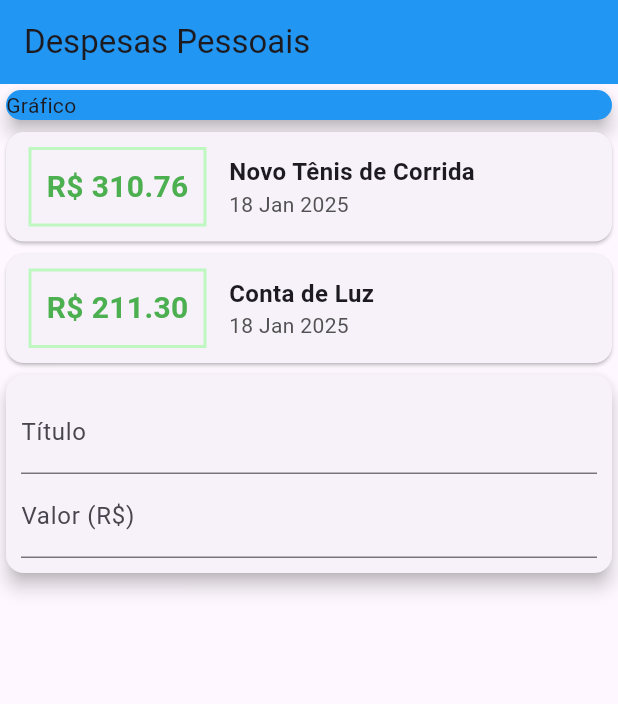
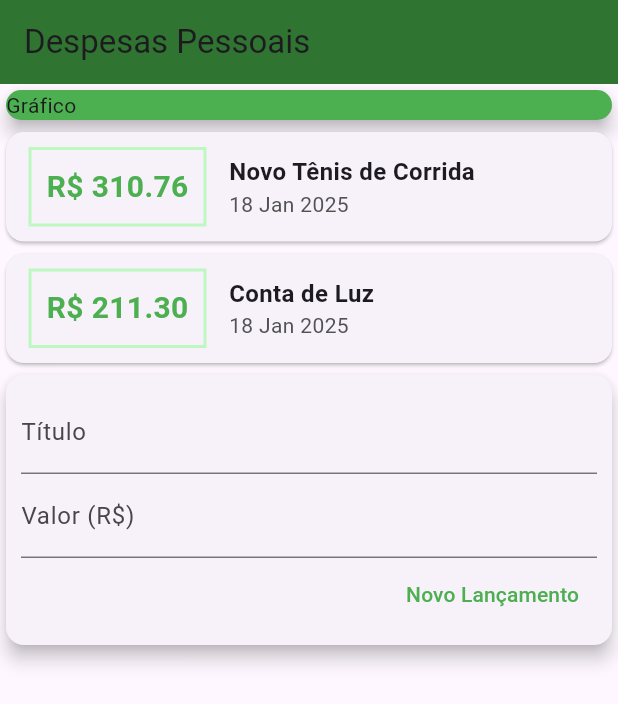
Before and after one commit to ErickFerreiradev/projetoDespesas, a Flutter app: the screen it shows after launch, on a phone screen of 412 x 824 dp. Shown: the top 704 px of the screen. Run offline on Flutter 3.47's test engine with Material 3 defaults, Android fonts, the phone set to English and light mode, and no system bars.

Commit message:
Novos componentes adicionados

```diff
--- /dev/null
+++ b/lib/components/transaction_form.dart
@@ -0,0 +1,47 @@
+import 'package:flutter/material.dart';
+import 'package:intl/intl.dart';
+
+class TransactionForm extends StatelessWidget {
+   TransactionForm({super.key});
+
+  final titleController = TextEditingController();
+  final valueController = TextEditingController();
+
+  @override
+  Widget build(BuildContext context) {
+    return Card(
+            elevation: 5,
+            child: Padding(
+              padding: const EdgeInsets.all(10),
+              child: Column(
+                children: [
+                  TextField(
+                    controller: titleController,
+                    decoration: InputDecoration(
+                      labelText: 'Título',
+                    ),
+                  ),
+                  TextField(
+                    controller: valueController,
+                    decoration: InputDecoration(
+                      labelText: 'Valor (R\$)',
+                  ),
+                  ),
+                  Row(
+                    mainAxisAlignment: MainAxisAlignment.end,
+                    children: [
+                      TextButton(
+                        onPressed: () {
+                          print(titleController.text);
+                          print(valueController.text);
+                        },
+                        child: Text('Novo Lançamento', style: TextStyle(color: Colors.green)),
+                        ),
+                    ],
+                  ),
+                ],
+              ),
+            )
+          );
+  }
+}
--- /dev/null
+++ b/lib/components/transaction_list.dart
@@ -0,0 +1,64 @@
+import 'package:expenses/models/transaction.dart';
+import 'package:flutter/material.dart';
+import 'package:intl/intl.dart';
+
+class TransactionList extends StatelessWidget {
+  final List<Transaction> transactions;
+
+  const TransactionList(this.transactions, {super.key});
+
+
+  @override
+  Widget build(BuildContext context) {
+    return Column(
+            children: transactions.map((tr) {
+              return Card(
+                child: Row(
+                  children: [
+                    Container(
+                      margin: EdgeInsets.symmetric(
+                        horizontal: 15,
+                        vertical: 10
+                      ),
+                      decoration: BoxDecoration(
+                        border: Border.all(
+                          color: const Color.fromARGB(255, 190, 248, 192),
+                          width: 2,
+                        )
+                      ),
+                      padding: EdgeInsets.all(10),
+                      child: Text(
+                        'R\$ ' + tr.value.toStringAsFixed(2),
+                        style: TextStyle(
+                          fontWeight: FontWeight.bold,
+                          fontSize: 20,
+                          color: Colors.green,
+                        )
+                      ),
+                    ),
+                    Column(
+                      crossAxisAlignment: CrossAxisAlignment.start,
+                      children: [
+                        Text(
+                          tr.title,
+                          style: TextStyle(
+                            fontSize: 16,
+                            fontWeight: FontWeight.bold,
+
+                          )
+                          ),
+                        Text(
+                          DateFormat('d MMM y').format(tr.date),
+                          style: TextStyle(
+                            color: const Color.fromARGB(255, 82, 82, 82),
+                          )
+                        ),
+                      ],
+                    ),
+                  ],
+                ),
+              );
+            }).toList(),
+          );
+  }
+}
--- /dev/null
+++ b/lib/components/transaction_user.dart
@@ -0,0 +1,52 @@
+import 'dart:math';
+
+import 'package:flutter/material.dart';
+import 'transaction_form.dart';
+import 'transaction_list.dart';
+import '../models/transaction.dart';
+
+class TransactionUser extends StatefulWidget {
+  const TransactionUser({super.key});
+
+  @override
+  State<TransactionUser> createState() => _TransactionUserState();
+}
+
+class _TransactionUserState extends State<TransactionUser> {
+  final _transactions = [
+    Transaction(
+      id: 't1',
+      title: 'Novo Tênis de Corrida',
+      value: 310.76,
+      date: DateTime.now(),
+    ),
+    Transaction(
+      id: 't2',
+      title: 'Conta de Luz',
+      value: 211.30,
+      date: DateTime.now(),
+    ),
+  ];
+
+  _addTransaction(String title, double value) {
+    final newTransaction = Transaction(
+      id: Random().nextDouble().toString(),
+      title: title,
+      value: value,
+      date: DateTime.now(),
+      );
+
+    setState(() {
+      _transactions.add(newTransaction);
+    });
+
+  }
+
+  @override
+  Widget build(BuildContext context) {
+    return Column(children: [
+      TransactionList(_transactions),
+      TransactionForm(),
+    ],);
+  }
+}
--- a/lib/main.dart
+++ b/lib/main.dart
@@ -1,3 +1,4 @@
+import 'package:expenses/components/transaction_user.dart';
 import 'package:flutter/material.dart';
 import 'models/transaction.dart';
 import 'package:intl/intl.dart';
@@ -8,114 +9,33 @@ class ExpensesApp extends StatelessWidget {
   const ExpensesApp({Key? key}) : super(key: key);
   @override
   Widget build(BuildContext context) {
-    return MaterialApp(home: MyHomePage());
+    return MaterialApp(
+      home: MyHomePage(),
+    );
   }
 }
 
 class MyHomePage extends StatelessWidget {
   MyHomePage({Key? key}) : super(key: key);
-  final _transactions = [
-    Transaction(
-      id: 't1',
-      title: 'Novo Tênis de Corrida',
-      value: 310.76,
-      date: DateTime.now(),
-    ),
-    Transaction(
-      id: 't2',
-      title: 'Conta de Luz',
-      value: 211.30,
-      date: DateTime.now(),
-    ),
-  ];
 
   @override
   Widget build(BuildContext context) {
     return Scaffold(
       appBar: AppBar(
         title: const Text('Despesas Pessoais'),
-        backgroundColor: Colors.blue,
+        backgroundColor: const Color.fromARGB(255, 47, 117, 49),
       ),
       body: Column(
         crossAxisAlignment: CrossAxisAlignment.stretch,
         children: [
           const SizedBox(
             child: Card(
-              color: Colors.blue,
+              color: Colors.green,
               child: Text('Gráfico'),
               elevation: 5,
             ),
           ),
-          Column(
-            children: _transactions.map((tr) {
-              return Card(
-                child: Row(
-                  children: [
-                    Container(
-                      margin: EdgeInsets.symmetric(
-                        horizontal: 15,
-                        vertical: 10
-                      ),
-                      decoration: BoxDecoration(
-                        border: Border.all(
-                          color: const Color.fromARGB(255, 190, 248, 192),
-                          width: 2,
-                        )
-                      ),
-                      padding: EdgeInsets.all(10),
-                      child: Text(
-                        'R\$ ' + tr.value.toStringAsFixed(2),
-                        style: TextStyle(
-                          fontWeight: FontWeight.bold,
-                          fontSize: 20,
-                          color: Colors.green,
-                        )
-                      ),
-                    ),
-                    Column(
-                      crossAxisAlignment: CrossAxisAlignment.start,
-                      children: [
-                        Text(
-                          tr.title,
-                          style: TextStyle(
-                            fontSize: 16,
-                            fontWeight: FontWeight.bold,
-
-                          )
-                          ),
-                        Text(
-                          DateFormat('d MMM y').format(tr.date),
-                          style: TextStyle(
-                            color: const Color.fromARGB(255, 82, 82, 82),
-                          )
-                        ),
-                      ],
-                    ),
-                  ],
-                ),
-              );
-            }).toList(),
-          ),
-          Card(
-            elevation: 5,
-            child: Padding(
-              padding: const EdgeInsets.all(10),
-              child: Column(
-                children: [
-                  TextField(
-                    decoration: InputDecoration(
-                      labelText: 'Título',
-                    ),
-                  ),
-                  TextField(
-                    decoration: InputDecoration(
-                      labelText: 'Valor (R\$)',
-                  ),
-                  ),
-                ],
-              ),
-            )
-          )
+           TransactionUser(),
         ],
       ),
     );
```
